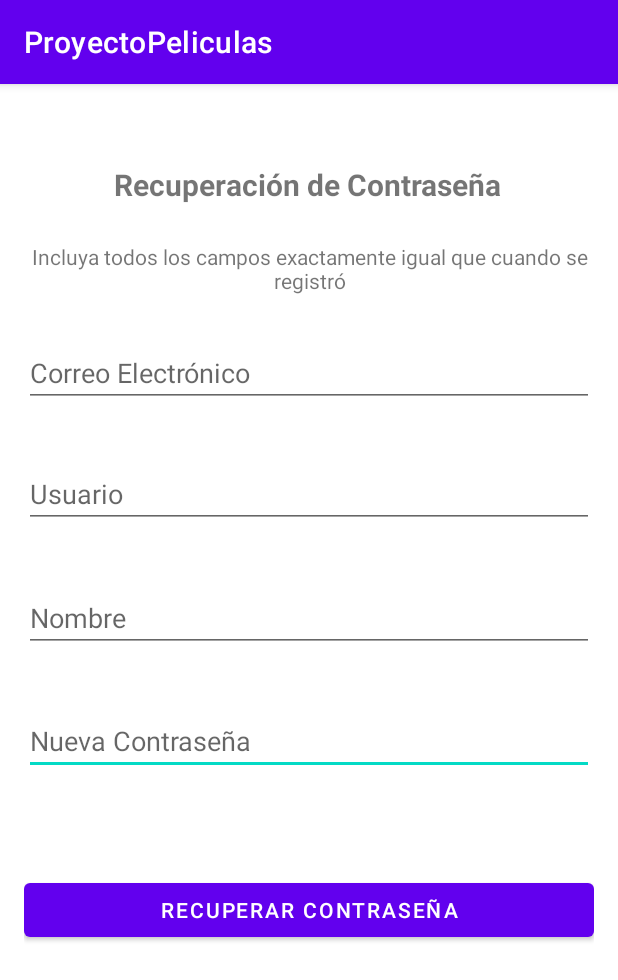
After one commit to BrauuHdzM/ProyectoMovilesPeliculas, an Android app: the olvideContrasena screen opened directly, with no data from a screen before it, on a phone screen of 412 x 824 dp. The commit adds this screen. Shown: the top 980 px of the screen. Run offline under Robolectric (Android 15) with nearby library versions, the phone set to English and light mode, and no system bars; our stand-ins replace Firebase (no records; nobody signed in at launch, a user with empty details on screens opened directly).

Commit message:
Recuperación de contraseña (Con BD)

```diff
--- a/app/src/main/AndroidManifest.xml
+++ b/app/src/main/AndroidManifest.xml
@@ -11,6 +11,9 @@
         android:supportsRtl="true"
         android:theme="@style/Theme.ProyectoPeliculas"
         tools:targetApi="31">
+        <activity
+            android:name=".olvideContrasena"
+            android:exported="false" />
         <activity
             android:name=".crearCuenta"
             android:exported="false" />
--- a/app/src/main/java/com/example/proyectopeliculas/MainActivity.kt
+++ b/app/src/main/java/com/example/proyectopeliculas/MainActivity.kt
@@ -29,6 +29,7 @@ class MainActivity : AppCompatActivity() {
 
         val iniciarSesionButton: Button = findViewById(R.id.iniciarSesion)
         val crearCuentaTextView = findViewById<TextView>(R.id.crearCuenta)
+        val recuperarContrasena = findViewById<TextView>(R.id.olvideContraseña)
 
         iniciarSesionButton.setOnClickListener {
             val usuario: String = usuarioEditText.text.toString()
@@ -67,5 +68,10 @@ class MainActivity : AppCompatActivity() {
             val intent = Intent(this@MainActivity, crearCuenta::class.java)
             startActivity(intent)
         }
+
+        recuperarContrasena.setOnClickListener {
+            val intent = Intent(this@MainActivity, olvideContrasena::class.java)
+            startActivity(intent)
+        }
     }
 }
--- /dev/null
+++ b/app/src/main/java/com/example/proyectopeliculas/olvideContrasena.kt
@@ -0,0 +1,99 @@
+package com.example.proyectopeliculas
+
+import android.annotation.SuppressLint
+import androidx.appcompat.app.AppCompatActivity
+import android.os.Bundle
+import android.widget.Button
+import android.widget.EditText
+import android.widget.Toast
+import com.google.firebase.firestore.FirebaseFirestore
+
+class olvideContrasena : AppCompatActivity() {
+
+    private lateinit var nombreEditText: EditText
+    private lateinit var usuarioEditText: EditText
+    private lateinit var correoEditText: EditText
+    private lateinit var nuevaContrasenaEditText: EditText
+    private lateinit var actualizarContrasenaButton: Button
+    private val db = FirebaseFirestore.getInstance()
+
+    @SuppressLint("MissingInflatedId")
+    override fun onCreate(savedInstanceState: Bundle?) {
+        super.onCreate(savedInstanceState)
+        setContentView(R.layout.activity_olvide_contrasena)
+
+        nombreEditText = findViewById(R.id.editTextNombreRecuperacion)
+        usuarioEditText = findViewById(R.id.editTextUsuarioRecuperacion)
+        correoEditText = findViewById(R.id.editTextCorreoRecuperacion)
+        nuevaContrasenaEditText = findViewById(R.id.editTextNuevaContrasena)
+        actualizarContrasenaButton = findViewById(R.id.buttonRecuperarContrasena)
+
+        actualizarContrasenaButton.setOnClickListener {
+            val nombre = nombreEditText.text.toString().trim()
+            val usuario = usuarioEditText.text.toString().trim()
+            val correo = correoEditText.text.toString().trim()
+            val nuevaContrasena = nuevaContrasenaEditText.text.toString().trim()
+
+            if (validarCampos(nombre, usuario, correo, nuevaContrasena)) {
+                recuperarContrasena(nombre, usuario, correo, nuevaContrasena)
+            }
+        }
+    }
+
+    private fun validarCampos(nombre: String, usuario: String, correo: String, nuevaContrasena: String): Boolean {
+        if (nombre.isEmpty() || usuario.isEmpty() || correo.isEmpty() || nuevaContrasena.isEmpty()) {
+            Toast.makeText(this, "Por favor, complete todos los campos", Toast.LENGTH_SHORT).show()
+            return false
+        }
+
+        return true
+    }
+
+    private fun recuperarContrasena(nombre: String, usuario: String, correo: String, nuevaContrasena: String) {
+        // Verificar la existencia de una cuenta con los datos ingresados
+        db.collection("Usuarios")
+            .whereEqualTo("nombre", nombre)
+            .whereEqualTo("usuario", usuario)
+            .whereEqualTo("correo", correo)
+            .get()
+            .addOnSuccessListener { querySnapshot ->
+                if (!querySnapshot.isEmpty) {
+                    // Actualizar la contraseña en la base de datos
+                    val usuarioDoc = querySnapshot.documents[0]
+                    val usuarioId = usuarioDoc.id
+
+                    val actualizacionData = hashMapOf(
+                        "contrasena" to nuevaContrasena
+                    )
+
+                    db.collection("Usuarios")
+                        .document(usuarioId)
+                        .update(actualizacionData as Map<String, Any>)
+                        .addOnSuccessListener {
+                            Toast.makeText(
+                                this,
+                                "Contraseña actualizada exitosamente",
+                                Toast.LENGTH_SHORT
+                            ).show()
+                            finish() // Cerrar la actividad de recuperación de contraseña
+                        }
+                        .addOnFailureListener { e ->
+                            Toast.makeText(
+                                this,
+                                "Error al actualizar la contraseña",
+                                Toast.LENGTH_SHORT
+                            ).show()
+                        }
+                } else {
+                    Toast.makeText(
+                        this,
+                        "Los datos ingresados no corresponden a una cuenta existente",
+                        Toast.LENGTH_SHORT
+                    ).show()
+                }
+            }
+            .addOnFailureListener { e ->
+                Toast.makeText(this, "Error al recuperar los datos", Toast.LENGTH_SHORT).show()
+            }
+    }
+}
--- /dev/null
+++ b/app/src/main/res/layout/activity_olvide_contrasena.xml
@@ -0,0 +1,102 @@
+<?xml version="1.0" encoding="utf-8"?>
+<androidx.constraintlayout.widget.ConstraintLayout xmlns:android="http://schemas.android.com/apk/res/android"
+    xmlns:app="http://schemas.android.com/apk/res-auto"
+    xmlns:tools="http://schemas.android.com/tools"
+    android:layout_width="match_parent"
+    android:layout_height="match_parent"
+    android:orientation="vertical"
+    android:padding="16dp"
+    tools:context=".olvideContrasena">
+
+    <EditText
+        android:id="@+id/editTextNuevaContrasena"
+        android:layout_width="match_parent"
+        android:layout_height="wrap_content"
+        android:hint="Nueva Contraseña"
+        android:inputType="text|textPassword"
+        android:maxLines="1"
+        app:layout_constraintBottom_toBottomOf="parent"
+        app:layout_constraintEnd_toEndOf="parent"
+        app:layout_constraintStart_toStartOf="parent"
+        app:layout_constraintTop_toBottomOf="@+id/editTextNombreRecuperacion"
+        app:layout_constraintVertical_bias="0.111" />
+
+    <EditText
+        android:id="@+id/editTextNombreRecuperacion"
+        android:layout_width="match_parent"
+        android:layout_height="wrap_content"
+        android:hint="Nombre"
+        android:inputType="text"
+        android:maxLines="1"
+        app:layout_constraintBottom_toBottomOf="parent"
+        app:layout_constraintEnd_toEndOf="parent"
+        app:layout_constraintStart_toStartOf="parent"
+        app:layout_constraintTop_toBottomOf="@+id/editTextUsuarioRecuperacion"
+        app:layout_constraintVertical_bias="0.091" />
+
+    <EditText
+        android:id="@+id/editTextUsuarioRecuperacion"
+        android:layout_width="match_parent"
+        android:layout_height="wrap_content"
+        android:hint="Usuario"
+        android:inputType="text"
+        android:maxLines="1"
+        app:layout_constraintBottom_toBottomOf="parent"
+        app:layout_constraintEnd_toEndOf="parent"
+        app:layout_constraintStart_toStartOf="parent"
+        app:layout_constraintTop_toBottomOf="@+id/editTextCorreoRecuperacion"
+        app:layout_constraintVertical_bias="0.072" />
+
+    <TextView
+        android:id="@+id/textView4"
+        android:layout_width="wrap_content"
+        android:layout_height="wrap_content"
+        android:layout_gravity="center"
+        android:text="Recuperación de Contraseña"
+        android:textSize="20sp"
+        android:textStyle="bold"
+        app:layout_constraintBottom_toBottomOf="parent"
+        app:layout_constraintEnd_toEndOf="parent"
+        app:layout_constraintHorizontal_bias="0.496"
+        app:layout_constraintStart_toStartOf="parent"
+        app:layout_constraintTop_toTopOf="parent"
+        app:layout_constraintVertical_bias="0.053" />
+
+    <EditText
+        android:id="@+id/editTextCorreoRecuperacion"
+        android:layout_width="match_parent"
+        android:layout_height="wrap_content"
+        android:hint="Correo Electrónico"
+        android:inputType="text"
+        android:maxLines="1"
+        app:layout_constraintBottom_toBottomOf="parent"
+        app:layout_constraintEnd_toEndOf="parent"
+        app:layout_constraintStart_toStartOf="parent"
+        app:layout_constraintTop_toBottomOf="@+id/textView4"
+        app:layout_constraintVertical_bias="0.143" />
+
+    <Button
+        android:id="@+id/buttonRecuperarContrasena"
+        android:layout_width="match_parent"
+        android:layout_height="wrap_content"
+        android:text="Recuperar Contraseña"
+        app:layout_constraintBottom_toBottomOf="parent"
+        app:layout_constraintEnd_toEndOf="parent"
+        app:layout_constraintStart_toStartOf="parent"
+        app:layout_constraintTop_toBottomOf="@+id/editTextNuevaContrasena"
+        app:layout_constraintVertical_bias="0.272" />
+
+    <TextView
+        android:id="@+id/textView5"
+        android:layout_width="wrap_content"
+        android:layout_height="wrap_content"
+        android:layout_marginTop="24dp"
+        android:text="Incluya todos los campos exactamente igual que cuando se registró"
+        android:textAlignment="center"
+        app:layout_constraintBottom_toBottomOf="parent"
+        app:layout_constraintEnd_toEndOf="parent"
+        app:layout_constraintStart_toStartOf="parent"
+        app:layout_constraintTop_toBottomOf="@+id/textView4"
+        app:layout_constraintVertical_bias="0.001" />
+
+</androidx.constraintlayout.widget.ConstraintLayout>
```
